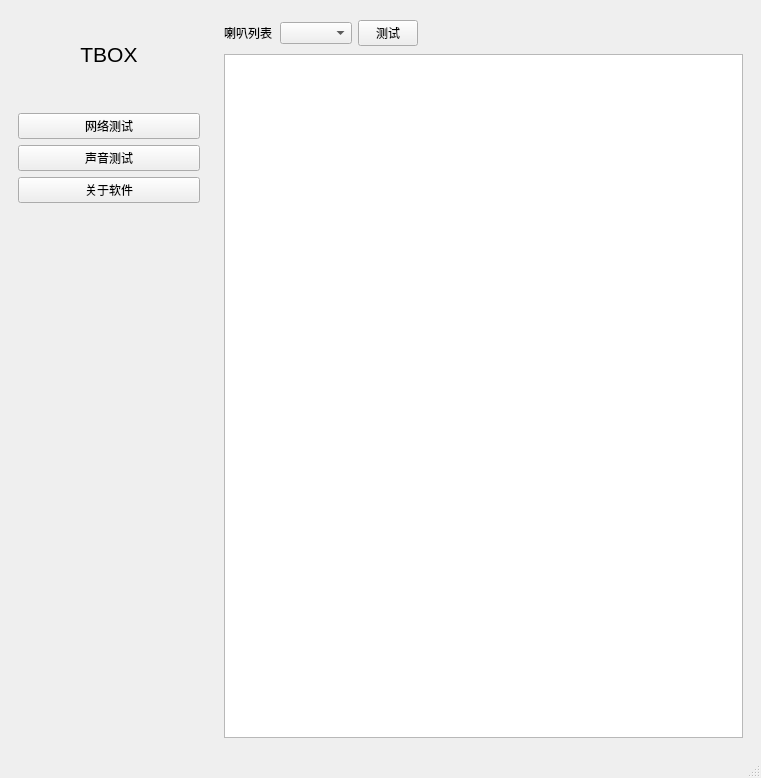
Old version of the form tbox.ui in the repository tli47/tbox.
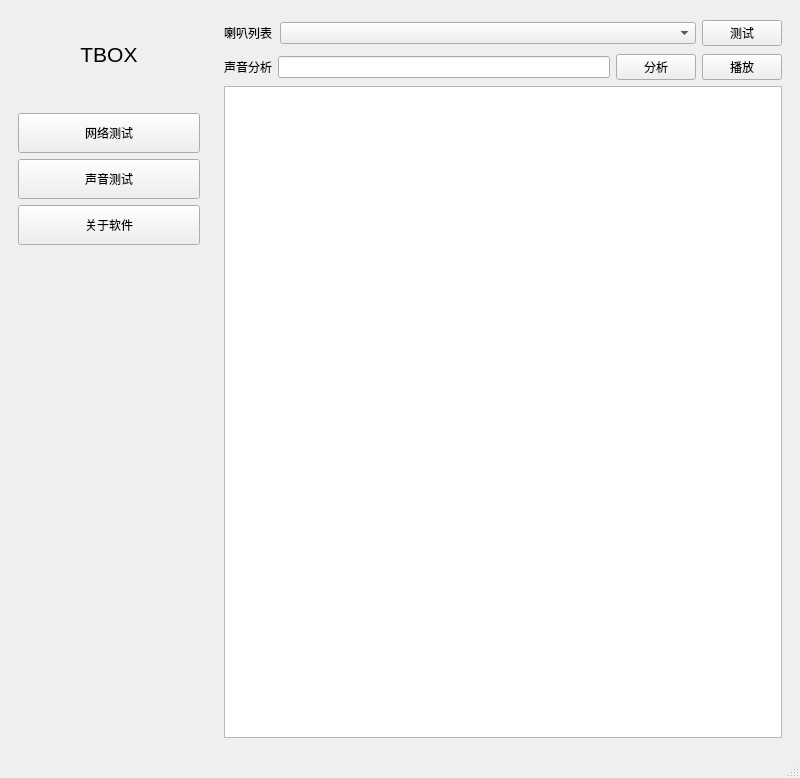
New version of the form. The open tabs and pages were chosen to show the change.

Patch:
```diff
--- a/tbox.ui
+++ b/tbox.ui
@@ -6,15 +6,39 @@
    <rect>
     <x>0</x>
     <y>0</y>
-    <width>761</width>
+    <width>800</width>
     <height>778</height>
    </rect>
   </property>
+  <property name="sizePolicy">
+   <sizepolicy hsizetype="Minimum" vsizetype="Minimum">
+    <horstretch>0</horstretch>
+    <verstretch>0</verstretch>
+   </sizepolicy>
+  </property>
+  <property name="minimumSize">
+   <size>
+    <width>800</width>
+    <height>600</height>
+   </size>
+  </property>
   <property name="windowTitle">
    <string>MainWindow</string>
   </property>
   <widget class="QWidget" name="centralwidget">
-   <layout class="QHBoxLayout" name="horizontalLayout_3">
+   <property name="sizePolicy">
+    <sizepolicy hsizetype="Preferred" vsizetype="Preferred">
+     <horstretch>0</horstretch>
+     <verstretch>0</verstretch>
+    </sizepolicy>
+   </property>
+   <property name="minimumSize">
+    <size>
+     <width>0</width>
+     <height>0</height>
+    </size>
+   </property>
+   <layout class="QVBoxLayout" name="verticalLayout_3">
     <item>
      <layout class="QHBoxLayout" name="horizontalLayout">
       <item>
@@ -90,13 +114,40 @@
          </item>
          <item>
           <widget class="QPushButton" name="pushButton">
+           <property name="minimumSize">
+            <size>
+             <width>0</width>
+             <height>40</height>
+            </size>
+           </property>
+           <property name="maximumSize">
+            <size>
+             <width>16777215</width>
+             <height>40</height>
+            </size>
+           </property>
+           <property name="styleSheet">
+            <string notr="true">QPushButton:checked {
+    background-color: #0078d7;
+    border-left: 4px solid #00ffcc;
+}</string>
+           </property>
            <property name="text">
             <string>网络测试</string>
            </property>
+           <property name="checkable">
+            <bool>true</bool>
+           </property>
           </widget>
          </item>
          <item>
           <widget class="QPushButton" name="pushButton_2">
+           <property name="minimumSize">
+            <size>
+             <width>0</width>
+             <height>40</height>
+            </size>
+           </property>
            <property name="maximumSize">
             <size>
              <width>16777215</width>
@@ -106,13 +157,25 @@
            <property name="text">
             <string>声音测试</string>
            </property>
+           <property name="checkable">
+            <bool>true</bool>
+           </property>
           </widget>
          </item>
          <item>
           <widget class="QPushButton" name="pushButton_6">
+           <property name="minimumSize">
+            <size>
+             <width>0</width>
+             <height>40</height>
+            </size>
+           </property>
            <property name="text">
             <string>关于软件</string>
            </property>
+           <property name="checkable">
+            <bool>false</bool>
+           </property>
           </widget>
          </item>
          <item>
@@ -133,8 +196,20 @@
       </item>
       <item>
        <widget class="QStackedWidget" name="stackedWidget">
+        <property name="sizePolicy">
+         <sizepolicy hsizetype="Preferred" vsizetype="Minimum">
+          <horstretch>0</horstretch>
+          <verstretch>0</verstretch>
+         </sizepolicy>
+        </property>
+        <property name="minimumSize">
+         <size>
+          <width>0</width>
+          <height>180</height>
+         </size>
+        </property>
         <property name="currentIndex">
-         <number>0</number>
+         <number>1</number>
         </property>
         <widget class="QWidget" name="page">
          <layout class="QVBoxLayout" name="verticalLayout_7">
@@ -145,9 +220,15 @@
               <item>
                <layout class="QHBoxLayout" name="horizontalLayout_2">
                 <item>
-                 <widget class="QPushButton" name="pushButton_4">
+                 <widget class="QLabel" name="label_4">
+                  <property name="minimumSize">
+                   <size>
+                    <width>50</width>
+                    <height>0</height>
+                   </size>
+                  </property>
                   <property name="text">
-                   <string>ping</string>
+                   <string>IP地址</string>
                   </property>
                  </widget>
                 </item>
@@ -158,6 +239,13 @@
                   </property>
                  </widget>
                 </item>
+                <item>
+                 <widget class="QPushButton" name="pushButton_4">
+                  <property name="text">
+                   <string>ping</string>
+                  </property>
+                 </widget>
+                </item>
                </layout>
               </item>
               <item>
@@ -184,6 +272,8 @@
          </layout>
         </widget>
         <widget class="QWidget" name="page_2">
+         <layout class="QVBoxLayout" name="verticalLayout_8">
+          <item>
          <layout class="QVBoxLayout" name="verticalLayout">
           <item>
            <layout class="QHBoxLayout" name="horizontalLayout_4">
@@ -225,13 +315,13 @@
               </property>
               <property name="minimumSize">
                <size>
-                <width>50</width>
+                  <width>80</width>
                 <height>0</height>
                </size>
               </property>
               <property name="maximumSize">
                <size>
-                <width>60</width>
+                  <width>80</width>
                 <height>16777215</height>
                </size>
               </property>
@@ -240,30 +330,59 @@
               </property>
              </widget>
             </item>
+             </layout>
+            </item>
             <item>
-             <spacer name="horizontalSpacer_2">
-              <property name="orientation">
-               <enum>Qt::Orientation::Horizontal</enum>
-              </property>
-              <property name="sizeHint" stdset="0">
+             <layout class="QHBoxLayout" name="horizontalLayout_3">
+              <item>
+               <widget class="QLabel" name="label_3">
+                <property name="text">
+                 <string>声音分析</string>
+                </property>
+               </widget>
+              </item>
+              <item>
+               <widget class="QLineEdit" name="lineEdit_2"/>
+              </item>
+              <item>
+               <widget class="QPushButton" name="pushButton_7">
+                <property name="minimumSize">
                <size>
-                <width>288</width>
-                <height>20</height>
-               </size>
-              </property>
-             </spacer>
+                  <width>80</width>
+                  <height>0</height>
+                 </size>
+                </property>
+                <property name="text">
+                 <string>分析</string>
+                </property>
+               </widget>
+              </item>
+              <item>
+               <widget class="QPushButton" name="pushButton_8">
+                <property name="minimumSize">
+                 <size>
+                  <width>80</width>
+                  <height>0</height>
+                 </size>
+                </property>
+                <property name="text">
+                 <string>播放</string>
+                </property>
+               </widget>
             </item>
            </layout>
           </item>
           <item>
            <widget class="QTextBrowser" name="textBrowser_3">
             <property name="verticalScrollBarPolicy">
-             <enum>Qt::ScrollBarPolicy::ScrollBarAlwaysOff</enum>
+               <enum>Qt::ScrollBarPolicy::ScrollBarAsNeeded</enum>
             </property>
             <property name="horizontalScrollBarPolicy">
              <enum>Qt::ScrollBarPolicy::ScrollBarAlwaysOff</enum>
             </property>
            </widget>
+            </item>
+           </layout>
           </item>
          </layout>
         </widget>
@@ -278,7 +397,7 @@
     <rect>
      <x>0</x>
      <y>0</y>
-     <width>761</width>
+     <width>800</width>
      <height>33</height>
     </rect>
    </property>
```
Lines whose indentation alone changed are shown as unchanged.
